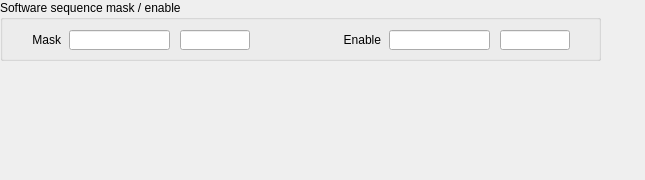
Before: the Qt Designer form evgMrmApp/opi/EVG/G_EVG_VME-300_softSeq_swMask.ui in paulscherrerinstitute/mrfioc2, drawn with Qt 5.
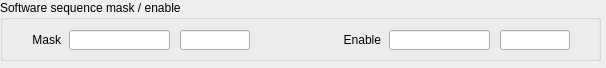
After: the same form once the commit is applied. Custom widgets are drawn as their Qt base class.

Patch:
```diff
--- a/evgMrmApp/opi/EVG/G_EVG_VME-300_softSeq_swMask.ui
+++ b/evgMrmApp/opi/EVG/G_EVG_VME-300_softSeq_swMask.ui
@@ -6,8 +6,8 @@
    <rect>
     <x>0</x>
     <y>0</y>
-    <width>645</width>
-    <height>180</height>
+    <width>606</width>
+    <height>68</height>
    </rect>
   </property>
   <property name="windowTitle">
```
